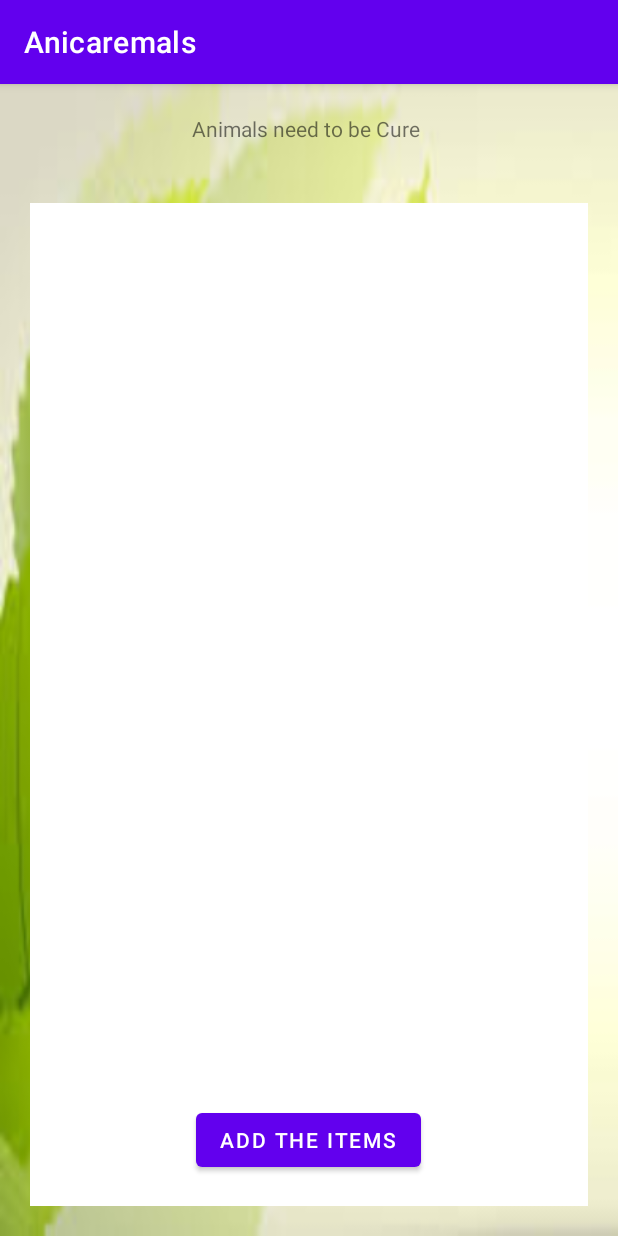
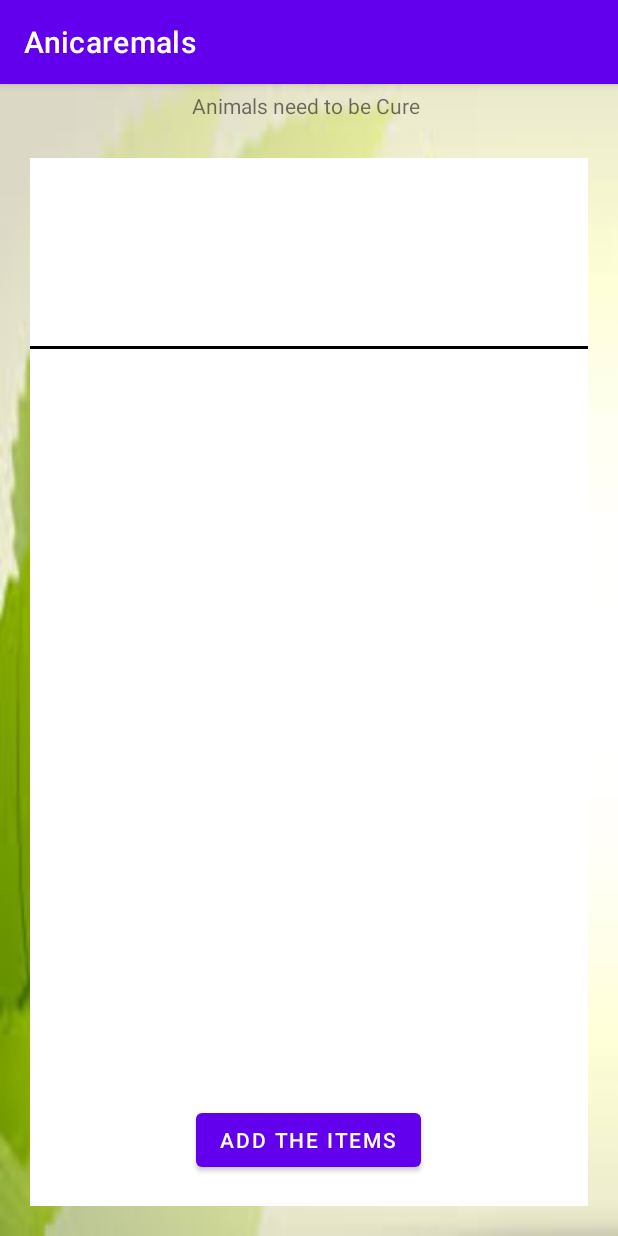
Before and after one commit to chekeAditya/AniCare, an Android app: the screen it shows after launch (MainActivity), on a phone screen of 412 x 824 dp. Run offline under Robolectric (Android 15) with nearby library versions, the phone set to English and light mode, and no system bars; our stand-ins replace Firebase (no records; nobody signed in at launch, a user with empty details on screens opened directly), data binding.

Commit message:
FireBase Horizontal ScrollView

```diff
--- a/app/src/main/java/com/application/anicaremals/ui/home/MainActivity.kt
+++ b/app/src/main/java/com/application/anicaremals/ui/home/MainActivity.kt
@@ -32,6 +32,8 @@ class MainActivity : AppCompatActivity(), CLickinter {
 
         list = arrayListOf<ResponseModel>()
         activityMainBinding.mainrecyclerview.layoutManager = LinearLayoutManager(this)
+        activityMainBinding.horizontalrecycler.layoutManager =
+            LinearLayoutManager(this, LinearLayoutManager.HORIZONTAL, true)
         getUserData()
 
     }
@@ -52,7 +54,9 @@ class MainActivity : AppCompatActivity(), CLickinter {
                     }
 
                     var adaptor = AnimalAdaptor(this@MainActivity, list, this@MainActivity)
+                    var adaptor1 = HorizontalAdaptor(this@MainActivity, list)
                     activityMainBinding.mainrecyclerview.adapter = adaptor
+                    activityMainBinding.horizontalrecycler.adapter = adaptor1
                     adaptor.notifyDataSetChanged()
                 }
             }
@@ -74,7 +78,7 @@ class MainActivity : AppCompatActivity(), CLickinter {
         intent.putExtra("animaldetials", responseModel.animal_details)
         intent.putExtra("userlocation", responseModel.user_address)
         intent.putExtra("userNumber", responseModel.user_phoneNumber)
-        intent.putExtra("image",responseModel.animal_image)
+        intent.putExtra("image", responseModel.animal_image)
         startActivity(intent)
     }
 }
--- a/app/src/main/res/layout/activity_main.xml
+++ b/app/src/main/res/layout/activity_main.xml
@@ -20,7 +20,7 @@
                 android:layout_width="wrap_content"
                 android:layout_height="wrap_content"
                 android:layout_centerInParent="true"
-                android:layout_margin="20dp"
+                android:layout_marginTop="10dp"
                 android:text="Animals need to be Cure " />
         </RelativeLayout>
 
@@ -36,13 +36,22 @@
                 android:id="@+id/scrpllview"
                 android:layout_width="match_parent"
                 android:layout_height="wrap_content"
-                android:layout_margin="20dp">
+                android:layout_marginStart="20dp"
+                android:layout_marginTop="20dp"
+                android:layout_marginEnd="20dp"
+                android:layout_marginBottom="5dp">
 
-                <de.hdodenhof.circleimageview.CircleImageView
-                    android:id="@+id/imageTop"
-                    android:layout_width="40dp"
-                    android:layout_height="40dp" />
+                <androidx.recyclerview.widget.RecyclerView
+                    android:id="@+id/horizontalrecycler"
+                    android:layout_width="wrap_content"
+                    android:layout_height="100dp" />
             </HorizontalScrollView>
+
+            <View
+                android:layout_width="match_parent"
+                android:layout_height="2dp"
+                android:layout_below="@id/scrpllview"
+                android:background="@color/black" />
 
             <androidx.recyclerview.widget.RecyclerView
                 android:id="@+id/mainrecyclerview"
```
Also changed, not shown: app/src/main/java/com/application/anicaremals/ui/home/AnimalAdaptor.kt (+39 -2 lines), app/src/main/res/layout/item_horizontalscroolview_layout.xml (added, +30 -0 lines).
